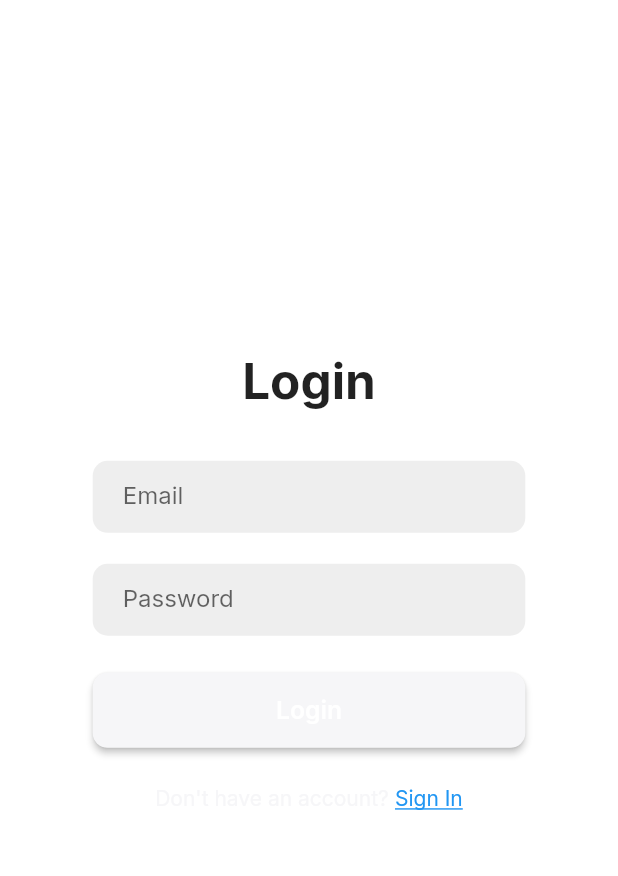
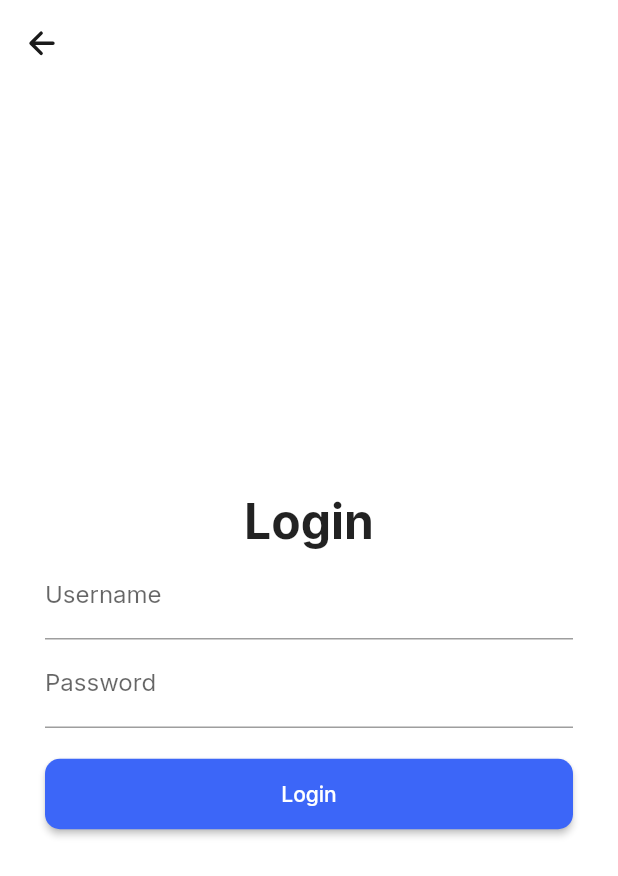
Before and after one commit to rafaelrnzo/Exam_app, a Flutter app: the LoginPage screen opened directly, on a phone screen of 412 x 824 dp. Shown: the top 876 px of the screen. Run offline on Flutter 3.47's test engine with Material 2 defaults, Android fonts, the phone set to English and light mode, and no system bars; our stand-ins replace google_fonts, ionicons, sizer.

Commit message:
add login logic

```diff
--- a/lib/auth/LoginPage.dart
+++ b/lib/auth/LoginPage.dart
@@ -1,97 +1,121 @@
+// ignore_for_file: prefer_const_constructors
+
+import 'dart:ui';
+
 import 'package:exam_app/assets/color.dart';
-import 'package:exam_app/auth/SignInPage.dart';
-import 'package:exam_app/auth/widget/form.dart';
+import 'package:exam_app/auth/widget/appbar.dart';
+import 'package:exam_app/screen/bottomNav.dart';
 import 'package:exam_app/screen/home/index.dart';
 import 'package:flutter/material.dart';
 import 'package:google_fonts/google_fonts.dart';
-import 'package:sizer/sizer.dart';
 
-class LoginPage extends StatelessWidget {
+class LoginPage extends StatefulWidget {
+  const LoginPage({Key? key}) : super(key: key);
+
+  @override
+  State<LoginPage> createState() => LoginPageState();
+}
+
+class LoginPageState extends State<LoginPage> {
+  final _formKey = GlobalKey<FormState>();
+  String _username = "";
+  String _password = "";
+
   @override
   Widget build(BuildContext context) {
     return Scaffold(
-      // appBar: appBarLogin(context),
+      appBar: appBarLogin(context),
       backgroundColor: Colors.white,
-      body: SafeArea(
-        child: Column(
+      body: Column(
         mainAxisAlignment: MainAxisAlignment.center,
         children: [
+          Padding(
+            padding: EdgeInsets.symmetric(horizontal: 30.0),
+            child: Form(
+              key: _formKey,
+              child: Column(
+                children: <Widget>[
                   Text(
-              'Login',
+                    "Login",
                     style: GoogleFonts.inter(
-                fontSize: 24.sp,
-                fontWeight: FontWeight.bold,
+                        fontSize: 32, fontWeight: FontWeight.bold),
                   ),
+                  TextFormField(
+                    decoration: InputDecoration(labelText: 'Username'),
+                    validator: (value) {
+                      if (value == null || value.isEmpty) {
+                        return 'Please enter your username';
+                      }
+                      return null; // Return null if the input is valid
+                    },
+                    onSaved: (value) {
+                      _username = value ?? "";
+                    },
                   ),
-            SizedBox(height: 4.h),
-            Padding(
-                padding: EdgeInsets.symmetric(horizontal: 15.w),
-                child: TextForm(
-                    labelText: 'Email', hintText: 'youremail@gmail.com')),
-            SizedBox(height: 2.5.h),
-            Padding(
-                padding: EdgeInsets.symmetric(horizontal: 15.w),
-                child:
-                    TextForm(labelText: 'Password', hintText: 'password....')),
-            SizedBox(height: 3.h),
+                  TextFormField(
+                    decoration: InputDecoration(labelText: 'Password'),
+                    obscureText: true,
+                    validator: (value) {
+                      if (value == null || value.isEmpty) {
+                        return 'Please enter your password';
+                      }
+                      return null; // Return null if the input is valid
+                    },
+                    onSaved: (value) {
+                      _password = value ?? "";
+                    },
+                  ),
+                  SizedBox(height: 20.0),
                   SizedBox(
-              width: 70.w,
+                    width: double.infinity,
                     child: ElevatedButton(
-                onPressed: () {
-                  Navigator.push(context,
-                      MaterialPageRoute(builder: (context) => Home()));
-                },
                       style: ElevatedButton.styleFrom(
-                  backgroundColor: secondary,
+                        backgroundColor: primary,
                         padding: const EdgeInsets.symmetric(
                             vertical: 15.0, horizontal: 30.0),
                         shape: RoundedRectangleBorder(
                           borderRadius: BorderRadius.circular(10.0),
                         ),
-                  primary: Colors.white,
+                        primary: Colors.blue,
                       ),
-                child: Text(
-                  'Login',
-                  style: GoogleFonts.inter(
-                      fontWeight: FontWeight.w600, fontSize: 4.w),
+                      onPressed: () {
+                        if (_formKey.currentState != null &&
+                            _formKey.currentState!.validate()) {
+                          _formKey.currentState!.save();
+                          _handleLogin(_username, _password);
+                        }
+                      },
+                      child: Text('Login'),
+                    ),
+                  ),
+                ],
               ),
             ),
           ),
-            SizedBox(height: 3.h),
-            Container(
-              child: Row(
-                mainAxisAlignment: MainAxisAlignment.center,
-                children: [
-                  Text("Don't have an account?",
-                      style: GoogleFonts.inter(
-                          fontWeight: FontWeight.w400, color: secondary)),
-                  SizedBox(
-                    width: 1.w,
-                  ),
-                  GestureDetector(
-                    child: Text(
-                      'Sign In',
-                      style: GoogleFonts.inter(
-                        color: Colors.blue,
-                        decoration: TextDecoration.underline,
-                      ),
-                    ),
-                    onTap: () {
-                      Navigator.push(
-                        context,
-                        MaterialPageRoute(builder: (context) => SignIn()),
-                      );
-                    },
-                  )
         ],
       ),
+    );
+  }
+
+  void _handleLogin(String username, String password) {
+    // For this example, we'll assume a successful login when the username and password are "admin"
+
+    if (username == "admin" && password == "admin") {
+      // If the login is successful, navigate to the home screen
+      Navigator.of(context).pushReplacement(
+        MaterialPageRoute(
+          builder: (context) =>
+              BottomNav(), // Replace HomeScreen with your home screen widget
         ),
-            SizedBox(
-              height: 6.h,
-            )
-          ],
-        ),
+      );
+    } else {
+      // If login fails, display an error message
+      ScaffoldMessenger.of(context).showSnackBar(
+        SnackBar(
+          content: Text('Login failed. Please check your credentials.'),
+          duration: Duration(seconds: 2),
         ),
       );
     }
   }
+}
--- /dev/null
+++ b/lib/auth/widget/appbar.dart
@@ -0,0 +1,83 @@
+import 'package:exam_app/assets/color.dart';
+import 'package:exam_app/auth/welcomePage.dart';
+import 'package:flutter/material.dart';
+import 'package:google_fonts/google_fonts.dart';
+import 'package:ionicons/ionicons.dart';
+import 'package:sizer/sizer.dart';
+
+AppBar appBarLogin(BuildContext context) {
+  return AppBar(
+    toolbarHeight: 7.h,
+    elevation: 0,
+    backgroundColor: Colors.transparent,
+    leading: IconButton(
+      icon: Icon(
+        Ionicons.arrow_back,
+        color: text,
+      ),
+      onPressed: () {
+        Navigator.of(context).pop();
+      },
+    ),
+  );
+}
+
+AppBar appBarSIgnIn(BuildContext context) {
+  return AppBar(
+    toolbarHeight: 7.h,
+    elevation: 0,
+    backgroundColor: Colors.transparent,
+    leading: IconButton(
+      icon: Icon(
+        Ionicons.arrow_back,
+        color: text,
+      ),
+      onPressed: () {
+        Navigator.push(
+          context,
+          MaterialPageRoute(builder: (context) => WelcomePage()),
+        );
+      },
+    ),
+  );
+}
+
+// AppBar homePage(BuildContext context) {
+//   return AppBar(
+//     automaticallyImplyLeading: false,
+//     title: Column(
+//       crossAxisAlignment: CrossAxisAlignment.start,
+//       mainAxisAlignment: MainAxisAlignment.start,
+//       children: [
+//         Text(
+//           'Welcome Back,',
+//           style: GoogleFonts.inter(
+//               color: text, fontWeight: FontWeight.w500, fontSize: 4.w),
+//         ),
+//         Text(
+//           'Rafael Lorenzo',
+//           style: GoogleFonts.inter(color: text, fontSize: 5.w),
+//         ),
+//       ],
+//     ),
+//     toolbarHeight: 10.h,
+//     elevation: 0,
+//     backgroundColor: Colors.transparent,
+//     actions: [
+//       Padding(
+//           padding: EdgeInsets.only(right: 5.w),
+//           child: GestureDetector(
+//             onTap: () {
+//               Navigator.push(context,
+//                   MaterialPageRoute(builder: (context) => ProfilePage()));
+//               print('kepencet cik');
+//             },
+//             child: Icon(
+//               Ionicons.person_circle,
+//               color: text,
+//               size: 13.w,
+//             ),
+//           )),
+//     ],
+//   );
+// }
--- a/lib/main.dart
+++ b/lib/main.dart
@@ -1,4 +1,5 @@
 import 'package:exam_app/assets/color.dart';
+import 'package:exam_app/auth/welcomePage.dart';
 import 'package:exam_app/screen/bottomNav.dart';
 import 'package:exam_app/screen/home/index.dart';
 import 'package:flutter/material.dart';
@@ -23,7 +24,7 @@ class MyApp extends StatelessWidget {
           ),
           // primarySwatch: mainColor(),
         ),
-        home:const BottomNav(),
+        home:const WelcomePage(),
       );
     });
   }
```
Also changed, not shown: lib/auth/welcomePage.dart (+11 -9 lines). Lines whose indentation alone changed are shown as unchanged.
